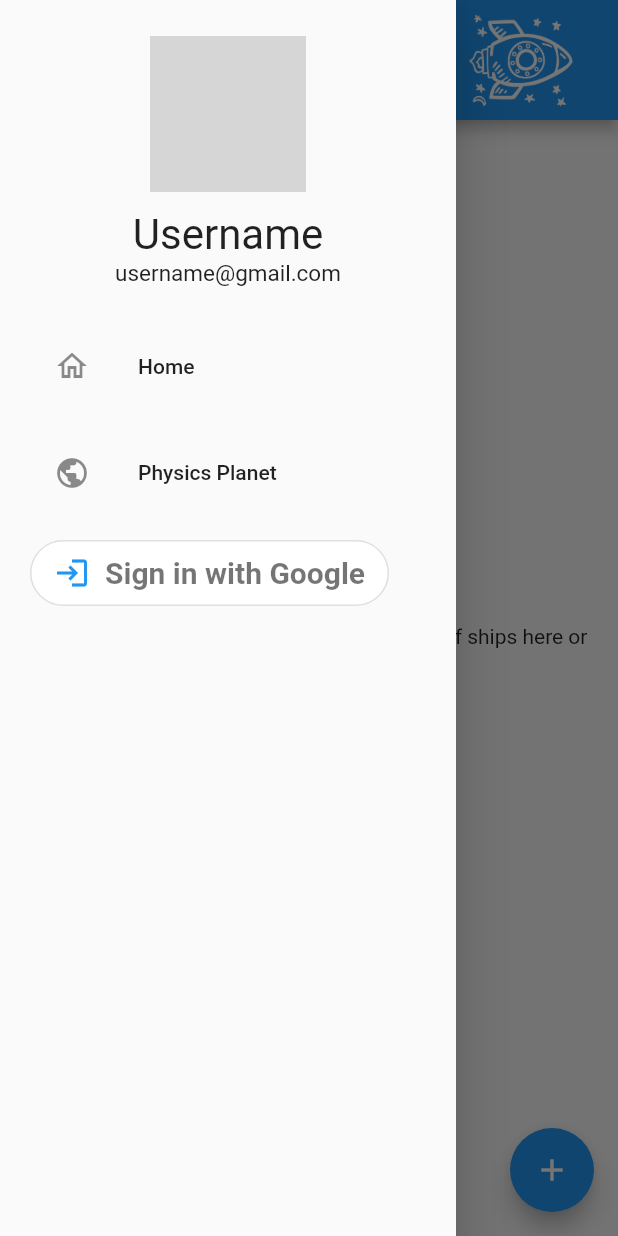
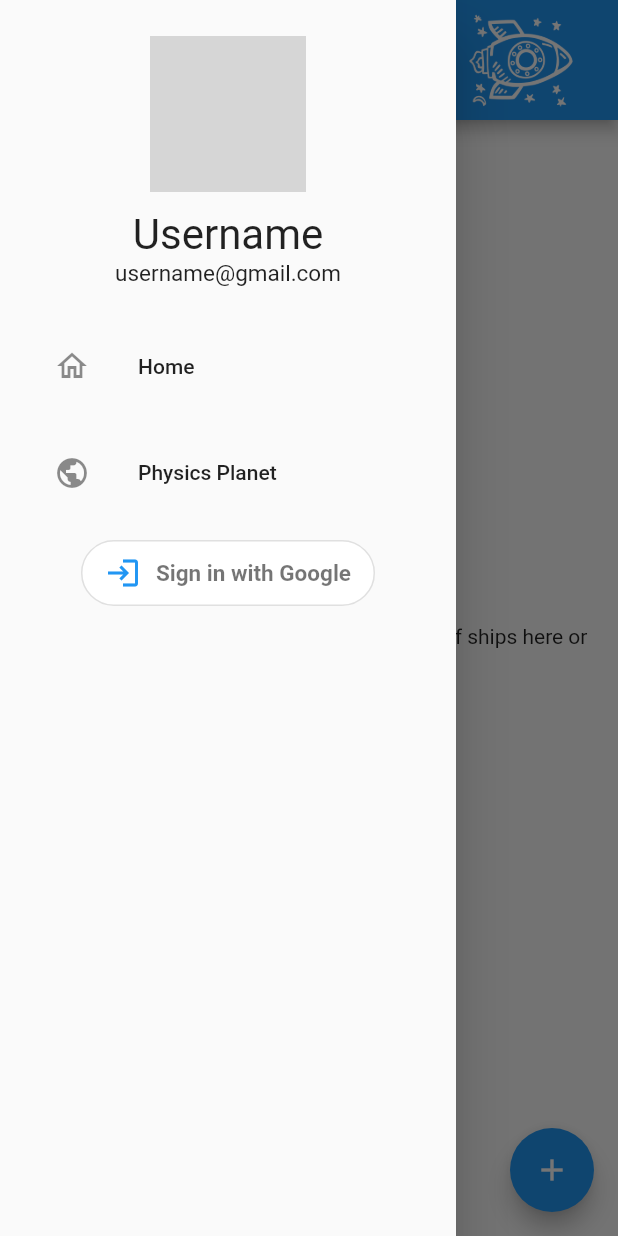
Before and after one commit to LateNightHacks2022/AstroLearners, a Flutter app: the screen it shows after launch, with the side drawer open, on a phone screen of 412 x 824 dp. Run offline on Flutter 3.47's test engine with Material 2 defaults, Android fonts, the phone set to English and light mode, and no system bars; our stand-ins replace cloud_firestore, firebase_auth, firebase_core, google_fonts, google_sign_in; accounts and stored records are empty; generated files the repository leaves out were written again; network calls fail; grey boxes are pictures that could not be loaded.

Commit message:
Centre sign in button

```diff
--- a/lib/login_button.dart
+++ b/lib/login_button.dart
@@ -64,7 +64,7 @@ class _GoogleSignInButtonState extends State<GoogleSignInButton> {
                       child: Text(
                         'Sign in with Google',
                         style: TextStyle(
-                          fontSize: 20,
+                          fontSize: 15,
                           color: Colors.black54,
                           fontWeight: FontWeight.w600,
                         ),
--- a/lib/main.dart
+++ b/lib/main.dart
@@ -159,7 +159,7 @@ class NavigationDrawer extends StatelessWidget {
               );
             },
           ),
-          GoogleSignInButton(),
+          Center(child: GoogleSignInButton()),
         ],
       ));
 }
```
